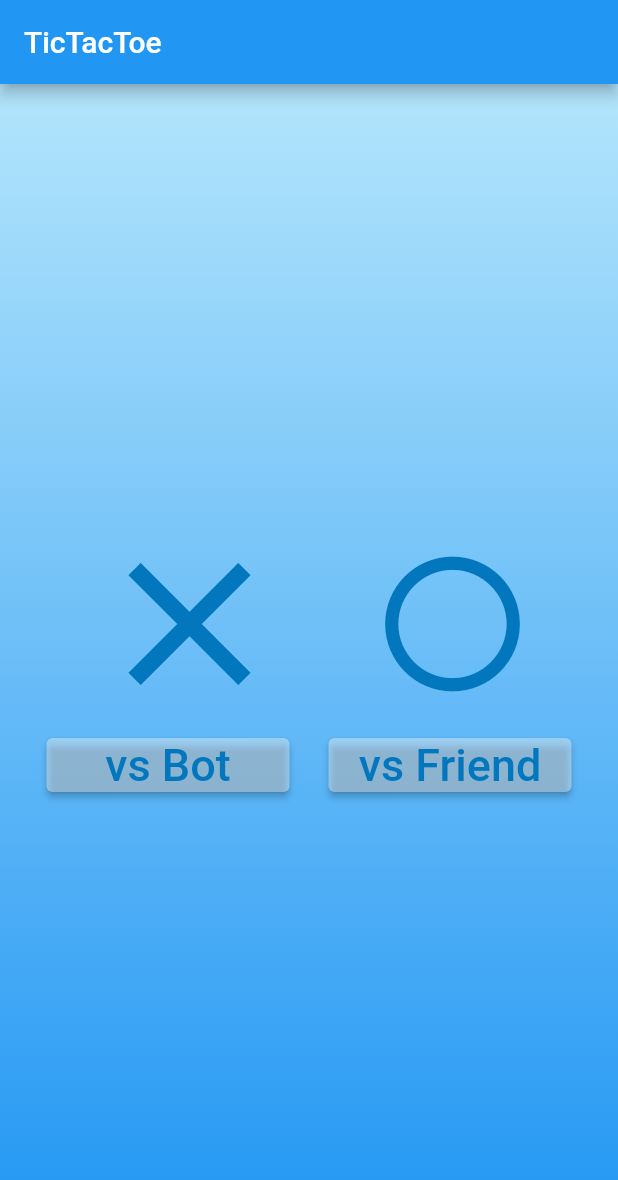
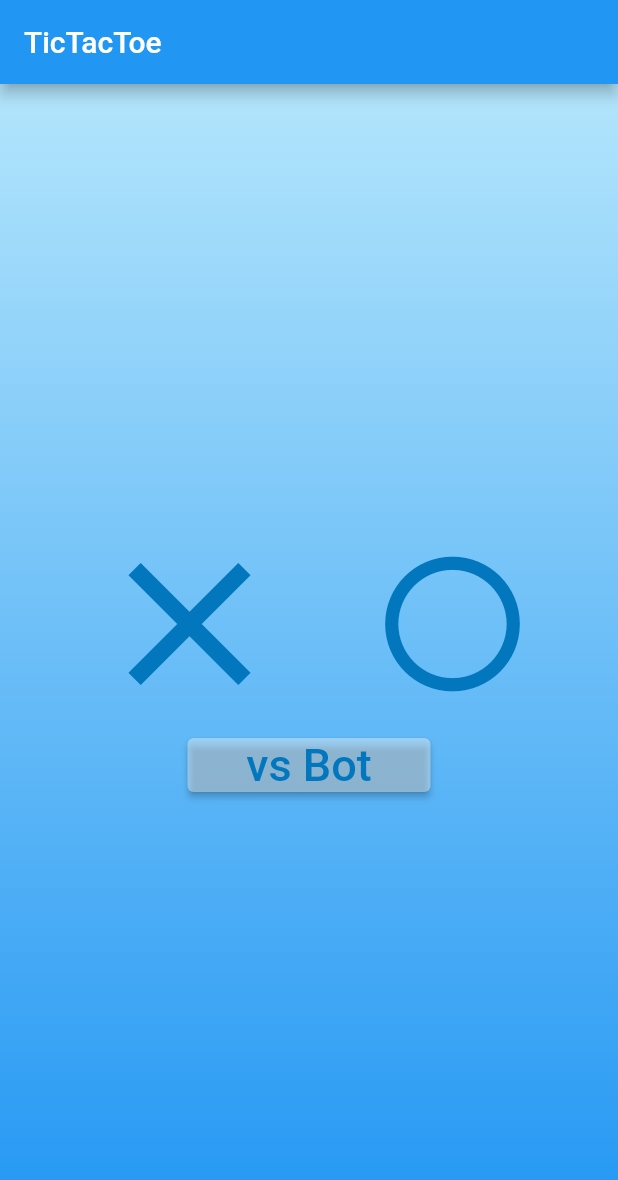
Before and after one commit to Akhilesh002/tic-tac-toe, a Flutter app: the screen it shows after launch, on a phone screen of 412 x 824 dp. Shown: the top 1180 px of the screen. Run offline on Flutter 3.47's test engine with Material 2 defaults, Android fonts, the phone set to English and light mode, and no system bars; our stand-ins replace get.

Commit message:
remove vs person code

```diff
--- a/lib/screens/home_screens.dart
+++ b/lib/screens/home_screens.dart
@@ -74,24 +74,6 @@ class _HomeScreenState extends State<HomeScreen> {
                         Get.to(() => const GamePage(isBot: true));
                       },
                     ),
-                    ElevatedButton(
-                      style: ButtonStyle(
-                        backgroundColor:
-                            MaterialStateProperty.all<Color>(Colors.white38),
-                      ),
-                      child: SizedBox(
-                          width: 130,
-                          child: Center(
-                            child: Text(
-                              'vs Friend',
-                              style: TextStyle(
-                                  color: Colors.lightBlue[800], fontSize: 30),
-                            ),
-                          )),
-                      onPressed: () {
-                        Get.to(() => const GamePage(isBot: false));
-                      },
-                    ),
                   ],
                 ),
               ),
```
